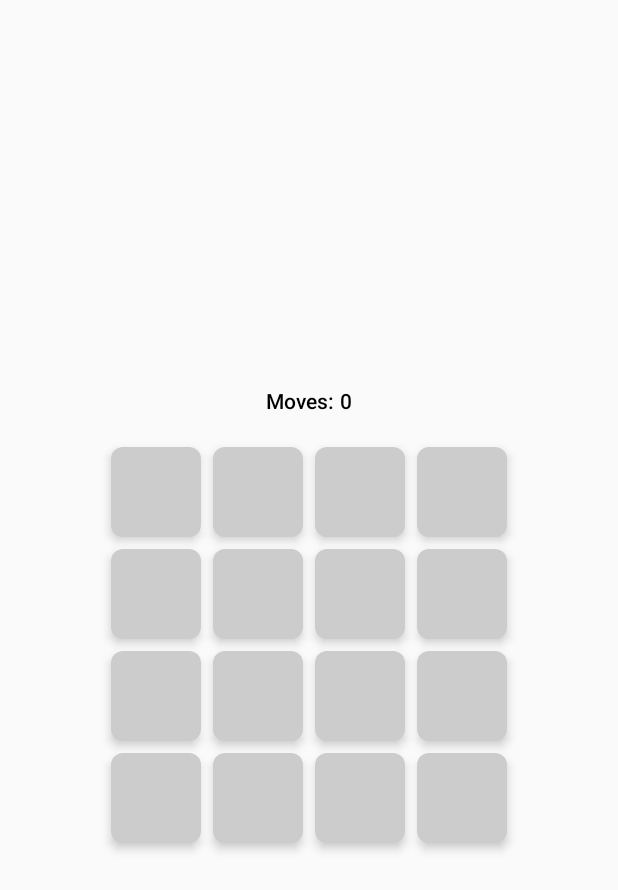
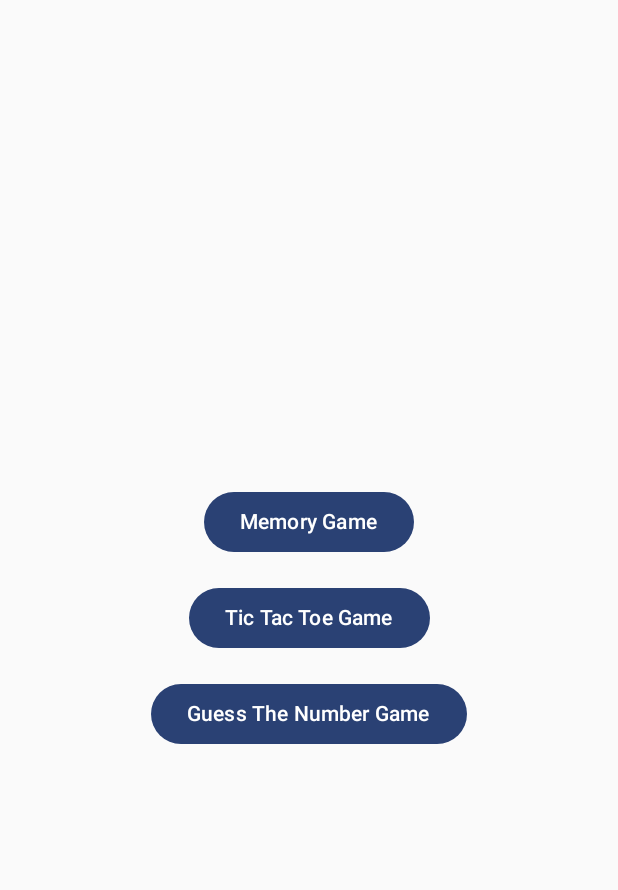
Before and after one commit to mundodigitalpro/Jetpack-Compose-Games, an Android app built with Jetpack Compose: the screen it shows after launch (MainActivity), on a phone screen of 412 x 824 dp. Shown: the top 890 px of the screen. Run offline under Robolectric (Android 15) with nearby library versions, the phone set to English and light mode, and no system bars.

Commit message:
Game Menu

```diff
--- /dev/null
+++ b/app/src/main/java/com/example/jetpack_compose_games/GameMenu.kt
@@ -0,0 +1,34 @@
+package com.example.jetpack_compose_games
+
+import androidx.compose.foundation.layout.Arrangement
+import androidx.compose.foundation.layout.Column
+import androidx.compose.foundation.layout.Spacer
+import androidx.compose.foundation.layout.fillMaxSize
+import androidx.compose.foundation.layout.height
+import androidx.compose.material3.Button
+import androidx.compose.material3.Text
+import androidx.compose.runtime.Composable
+import androidx.compose.ui.Alignment
+import androidx.compose.ui.Modifier
+import androidx.compose.ui.unit.dp
+
+@Composable
+fun GameMenu(onGameSelected: (Game) -> Unit) {
+    Column(
+        modifier = Modifier.fillMaxSize(),
+        verticalArrangement = Arrangement.Center,
+        horizontalAlignment = Alignment.CenterHorizontally
+    ) {
+        Button(onClick = { onGameSelected(Game.MEMORY) }) {
+            Text("Memory Game")
+        }
+        Spacer(modifier = Modifier.height(16.dp))
+        Button(onClick = { onGameSelected(Game.TIC_TAC_TOE) }) {
+            Text("Tic Tac Toe Game")
+        }
+        Spacer(modifier = Modifier.height(16.dp))
+        Button(onClick = { onGameSelected(Game.GUESS_THE_NUMBER) }) {
+            Text("Guess The Number Game")
+        }
+    }
+}
--- a/app/src/main/java/com/example/jetpack_compose_games/MainActivity.kt
+++ b/app/src/main/java/com/example/jetpack_compose_games/MainActivity.kt
@@ -3,6 +3,10 @@ package com.example.jetpack_compose_games
 import android.os.Bundle
 import androidx.activity.ComponentActivity
 import androidx.activity.compose.setContent
+import androidx.compose.runtime.getValue
+import androidx.compose.runtime.mutableStateOf
+import androidx.compose.runtime.remember
+import androidx.compose.runtime.setValue
 import com.example.jetpack_compose_games.ui.theme.JetpackComposeGamesTheme
 
 class MainActivity : ComponentActivity() {
@@ -10,11 +14,21 @@ class MainActivity : ComponentActivity() {
         super.onCreate(savedInstanceState)
         setContent {
             JetpackComposeGamesTheme {
-            MemoryGame()
-            //TicTacToeGame()
-            //GuessTheNumberGame()
+                var selectedGame by remember { mutableStateOf<Game?>(null) }
 
+                when (selectedGame) {
+                    Game.MEMORY -> MemoryGame()
+                    Game.TIC_TAC_TOE -> TicTacToeGame()
+                    Game.GUESS_THE_NUMBER -> GuessTheNumberGame()
+                    null -> GameMenu(onGameSelected = { selectedGame = it })
+                }
             }
         }
     }
 }
+
+
+
+enum class Game {
+    MEMORY, TIC_TAC_TOE, GUESS_THE_NUMBER
+}
```
